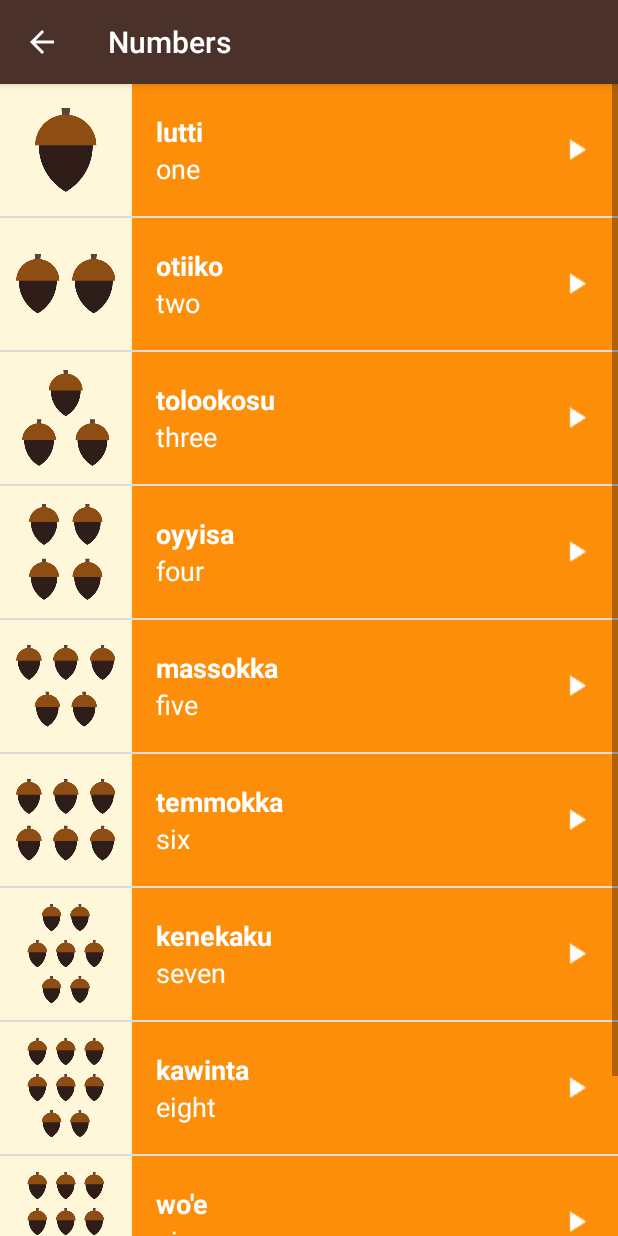
After one commit to Spiritfaer/miwok, an Android app: the NumbersFragment screen opened directly, with no data from a screen before it, on a phone screen of 412 x 824 dp. The commit adds this screen. Run offline under Robolectric (Android 15) with nearby library versions, the phone set to English and light mode, and no system bars.

Commit message:
Add fragment logic for NumbersActivity

```diff
--- /dev/null
+++ b/app/src/main/java/com/example/android/miwok/NumbersFragment.java
@@ -0,0 +1,136 @@
+package com.example.android.miwok;
+
+import android.content.Context;
+import android.media.AudioManager;
+import android.media.MediaPlayer;
+import android.os.Bundle;
+import android.support.v4.app.Fragment;
+import android.util.Log;
+import android.view.LayoutInflater;
+import android.view.View;
+import android.view.ViewGroup;
+import android.widget.AdapterView;
+import android.widget.ListView;
+
+import java.util.ArrayList;
+
+/**
+ * A simple {@link Fragment} subclass.
+ * create an instance of this fragment.
+ */
+public class NumbersFragment extends Fragment {
+
+    //Start of NumberActivity section
+    private MediaPlayer mPlayer;
+    private AudioManager audioManager;
+    private AudioManager.OnAudioFocusChangeListener afChangeListener;
+
+    private final ArrayList<Word> words;
+    {
+        words = new ArrayList<>();
+        words.add(new Word("one", "lutti", R.drawable.number_one, R.raw.number_one));
+        words.add(new Word("two", "otiiko", R.drawable.number_two, R.raw.number_two));
+        words.add(new Word("three", "tolookosu", R.drawable.number_three, R.raw.number_three));
+        words.add(new Word("four", "oyyisa", R.drawable.number_four, R.raw.number_four));
+        words.add(new Word("five", "massokka", R.drawable.number_five, R.raw.number_five));
+        words.add(new Word("six", "temmokka", R.drawable.number_six, R.raw.number_six));
+        words.add(new Word("seven", "kenekaku", R.drawable.number_seven, R.raw.number_seven));
+        words.add(new Word("eight", "kawinta", R.drawable.number_eight, R.raw.number_eight));
+        words.add(new Word("nine", "wo'e", R.drawable.number_nine, R.raw.number_nine));
+        words.add(new Word("ten", "na'aacha", R.drawable.number_ten, R.raw.number_ten));
+        Log.v("NumberActivity", "init words in ArrayList");
+    }
+
+    private void initAudioManager() {
+        audioManager = (AudioManager) getActivity().getSystemService(Context.AUDIO_SERVICE);
+        afChangeListener = new AudioManager.OnAudioFocusChangeListener() {
+            @Override
+            public void onAudioFocusChange(int focusChange) {
+                if (focusChange == AudioManager.AUDIOFOCUS_LOSS_TRANSIENT_CAN_DUCK ||
+                        focusChange == AudioManager.AUDIOFOCUS_LOSS_TRANSIENT) {
+                    mPlayer.pause();
+                    mPlayer.seekTo(0);
+                } else if (focusChange == AudioManager.AUDIOFOCUS_LOSS) {
+                    releaseMediaPlayer();
+                } else if (focusChange == AudioManager.AUDIOFOCUS_GAIN) {
+                    mPlayer.start();
+                }
+            }
+        };
+    }
+
+    private void initItemListenerForPlayer(View rootView) {
+        ListView listView = (ListView) rootView.findViewById(R.id.list);
+        listView.setOnItemClickListener(new AdapterView.OnItemClickListener() {
+            @Override
+            public void onItemClick(AdapterView<?> parent, View view, int position, long id) {
+                releaseMediaPlayer();
+                int requestResult = audioManager.requestAudioFocus(afChangeListener,
+                        AudioManager.STREAM_MUSIC, AudioManager.AUDIOFOCUS_GAIN_TRANSIENT);
+                if (requestResult == AudioManager.AUDIOFOCUS_REQUEST_GRANTED) {
+                    mPlayer = MediaPlayer.create(getActivity(), words.get(position).getAudio());
+                    mPlayer.setOnCompletionListener(new MediaPlayer.OnCompletionListener() {
+                        @Override
+                        public void onCompletion(MediaPlayer mp) {
+                            releaseMediaPlayer();
+                        }
+                    });
+                    Log.v("FocusRequest", "focus request result :" + requestResult);
+                    mPlayer.start();
+                }
+            }
+        });
+    }
+
+    private void initAdapter(View rootView) {
+        ListView listView = (ListView) rootView.findViewById(R.id.list);
+        WordsAdapter itemsAdapter = new WordsAdapter(getActivity(), R.layout.list_item, words, R.color.category_numbers);
+        listView.setAdapter(itemsAdapter);
+    }
+
+    private void releaseMediaPlayer() {
+        if (audioManager != null && afChangeListener != null) {
+            audioManager.abandonAudioFocus(afChangeListener);
+        }
+        if (mPlayer != null) {
+            if (mPlayer.isPlaying()) {
+                mPlayer.stop();
+            }
+            mPlayer.release();
+        }
+        mPlayer = null;
+    }
+
+    @Override
+    public void onStop() {
+        super.onStop();
+
+        // When the activity is stopped, release the media player resources because we won't
+        // be playing any more sounds.
+        releaseMediaPlayer();
+    }
+
+//End of NumberActivity section
+
+    public NumbersFragment() {
+        // Required empty public constructor
+    }
+
+    @Override
+    public void onCreate(Bundle savedInstanceState) {
+        super.onCreate(savedInstanceState);
+    }
+
+    @Override
+    public View onCreateView(LayoutInflater inflater, ViewGroup container,
+                             Bundle savedInstanceState) {
+        // Inflate the layout for this fragment
+        View rootView = inflater.inflate(R.layout.word_list, container, false);
+
+        initAdapter(rootView);
+        initItemListenerForPlayer(rootView);
+        initAudioManager();
+
+        return rootView;
+    }
+}
--- /dev/null
+++ b/app/src/main/res/layout/activity_category.xml
@@ -0,0 +1,6 @@
+<?xml version="1.0" encoding="utf-8"?>
+<LinearLayout xmlns:android="http://schemas.android.com/apk/res/android"
+    android:id="@+id/container"
+    android:layout_width="match_parent"
+    android:layout_height="match_parent"
+    android:orientation="vertical"/>
```
Also changed, not shown: app/src/main/java/com/example/android/miwok/NumbersActivity.java (+4 -104 lines).
